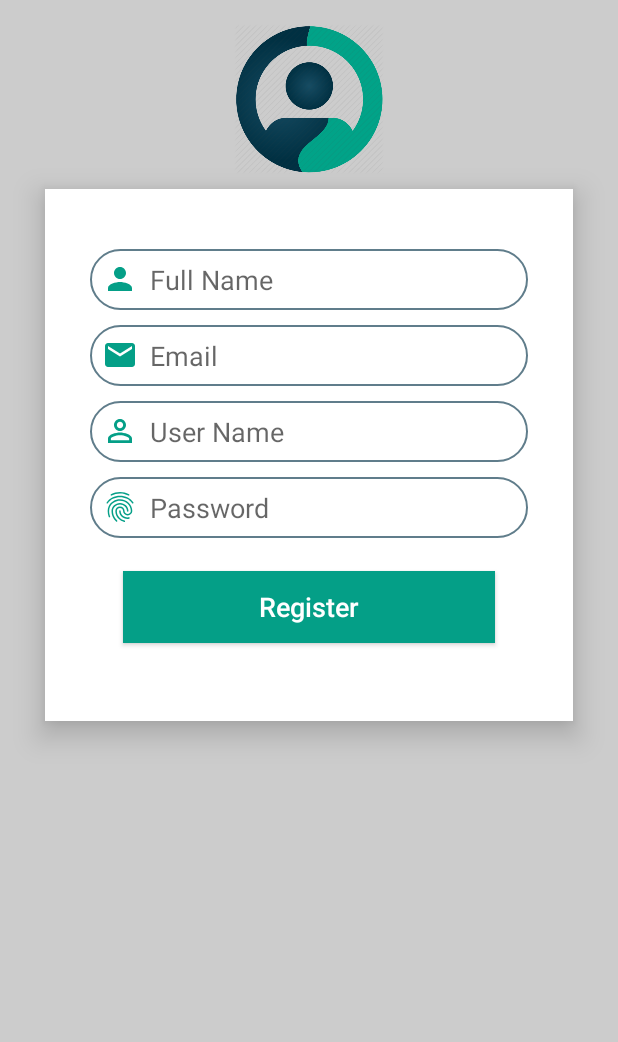
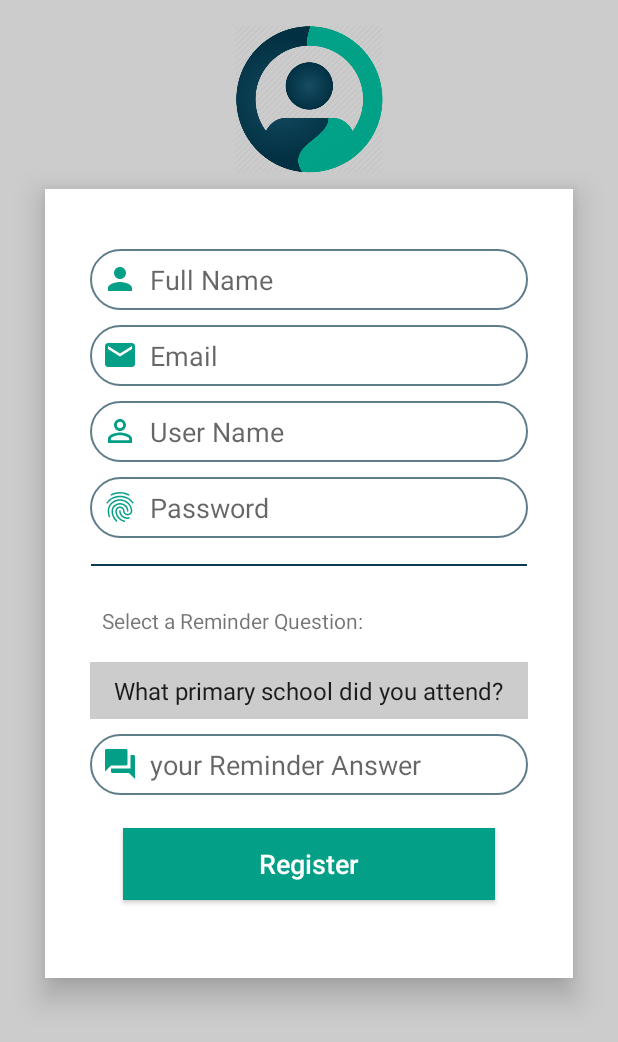
Before and after one commit to haya51033/HomePharmacyProject, an Android app: the layout register_activity.xml on its own in the app's theme, with its tools: preview values and no code run, on a phone screen of 412 x 824 dp. Shown: the top 1042 px of the screen. Run offline under Robolectric (Android 15) with nearby library versions, the phone set to English and light mode, and no system bars.

Commit message:
edit SDK

```diff
--- a/app/build.gradle
+++ b/app/build.gradle
@@ -4,7 +4,7 @@ android {
     compileSdkVersion 28
     defaultConfig {
         applicationId "com.example.android.homepharmacyproject"
-        minSdkVersion 23
+        minSdkVersion 22
         targetSdkVersion 28
         versionCode 1
         versionName "1.0"
--- a/app/src/main/AndroidManifest.xml
+++ b/app/src/main/AndroidManifest.xml
@@ -6,7 +6,7 @@
         android:allowBackup="true"
         android:icon="@drawable/logo"
         android:label="@string/app_name"
-        android:roundIcon="@mipmap/ic_launcher_round"
+        android:roundIcon="@drawable/logo"
         android:supportsRtl="true"
         android:theme="@style/AppTheme.NoActionBar">
         <activity android:name=".MainActivity"
--- a/app/src/main/java/com/example/android/homepharmacyproject/Activity/RegistrationActivity.java
+++ b/app/src/main/java/com/example/android/homepharmacyproject/Activity/RegistrationActivity.java
@@ -3,10 +3,13 @@ package com.example.android.homepharmacyproject.Activity;
 import android.os.Bundle;
 import android.support.annotation.Nullable;
 import android.support.v7.app.AppCompatActivity;
+import android.widget.TextView;
 
 import com.example.android.homepharmacyproject.R;
 
 public class RegistrationActivity extends AppCompatActivity {
+
+    TextView tv, tv1, tv2, tv3;
     @Override
     protected void onCreate(@Nullable Bundle savedInstanceState) {
         super.onCreate(savedInstanceState);
--- a/app/src/main/java/com/example/android/homepharmacyproject/MainActivity.java
+++ b/app/src/main/java/com/example/android/homepharmacyproject/MainActivity.java
@@ -1,6 +1,8 @@
 package com.example.android.homepharmacyproject;
 
 import android.content.Intent;
+import android.database.Cursor;
+import android.database.sqlite.SQLiteDatabase;
 import android.os.Bundle;
 import android.support.design.widget.FloatingActionButton;
 import android.support.design.widget.Snackbar;
@@ -13,16 +15,23 @@ import android.support.v7.app.AppCompatActivity;
 import android.support.v7.widget.Toolbar;
 import android.view.Menu;
 import android.view.MenuItem;
+import android.widget.Toast;
 
 import com.example.android.homepharmacyproject.Activity.HomeActivity;
+import com.example.android.homepharmacyproject.Activity.RegistrationActivity;
+import com.example.android.homepharmacyproject.Database.DB;
 
 public class MainActivity extends AppCompatActivity
         implements NavigationView.OnNavigationItemSelectedListener {
+
+    private SQLiteDatabase mDb;
+    private Cursor cur;
 
     @Override
     protected void onCreate(Bundle savedInstanceState) {
         super.onCreate(savedInstanceState);
         setContentView(R.layout.activity_main);
+
         Toolbar toolbar = (Toolbar) findViewById(R.id.toolbar);
         setSupportActionBar(toolbar);
 
@@ -44,9 +53,13 @@ public class MainActivity extends AppCompatActivity
         NavigationView navigationView = (NavigationView) findViewById(R.id.nav_view);
         navigationView.setNavigationItemSelectedListener(this);
 
+        //////CREATE DATABASE
+        DB dbHelper = new DB(this);
+        mDb = dbHelper.getWritableDatabase();
 
         /////////////////
-        Intent intent = new Intent(this, HomeActivity.class);
+
+        Intent intent = new Intent(this, RegistrationActivity.class);
         startActivity(intent);
 
 
--- /dev/null
+++ b/app/src/main/res/drawable/ic_question_answer_black_24dp.xml
@@ -0,0 +1,9 @@
+<vector xmlns:android="http://schemas.android.com/apk/res/android"
+        android:width="24dp"
+        android:height="24dp"
+        android:viewportWidth="24.0"
+        android:viewportHeight="24.0">
+    <path
+        android:fillColor="#FF000000"
+        android:pathData="M21,6h-2v9L6,15v2c0,0.55 0.45,1 1,1h11l4,4L22,7c0,-0.55 -0.45,-1 -1,-1zM17,12L17,3c0,-0.55 -0.45,-1 -1,-1L3,2c-0.55,0 -1,0.45 -1,1v14l4,-4h10c0.55,0 1,-0.45 1,-1z"/>
+</vector>
--- /dev/null
+++ b/app/src/main/res/drawable/line_shape.xml
@@ -0,0 +1,9 @@
+<?xml version="1.0" encoding="utf-8"?>
+<shape
+    xmlns:android="http://schemas.android.com/apk/res/android"
+    android:shape="line">
+    <stroke
+        android:width="1dp"
+        android:color="@color/colorPrimaryDark" />
+    <size android:height="2dp" />
+</shape>
--- a/app/src/main/res/layout/register_activity.xml
+++ b/app/src/main/res/layout/register_activity.xml
@@ -2,8 +2,7 @@
 <ScrollView xmlns:android="http://schemas.android.com/apk/res/android"
     android:layout_width="match_parent"
     android:layout_height="match_parent"
-    android:fillViewport="true"
-    >
+    android:fillViewport="true">
     <RelativeLayout xmlns:android="http://schemas.android.com/apk/res/android"
         android:layout_width="match_parent"
         android:layout_height="wrap_content"
@@ -109,6 +108,48 @@
                     android:drawableTint="@color/colorPrimary"
                     android:drawablePadding="8dp"/>
 
+                <LinearLayout
+                    android:layout_width="fill_parent"
+                    android:layout_height="wrap_content"
+                    android:background="@drawable/line_shape"
+                    android:layout_marginTop="10dp"
+                    android:layout_marginBottom="1dp"
+                    android:padding="8dp">
+                </LinearLayout>
+
+                    <TextView
+                        android:layout_width="fill_parent"
+                        android:layout_height="wrap_content"
+                        android:text="@string/reminder_question"
+                        android:id="@+id/tvAdultNum"
+                        android:layout_marginTop="10dp"
+                        android:padding="8dp"/>
+                    <Spinner
+                        android:id="@+id/spinner"
+                        android:layout_width="fill_parent"
+                        android:layout_height="wrap_content"
+                        android:drawSelectorOnTop="true"
+                        android:entries="@array/array_question"
+                        android:layout_marginTop="10dp"
+                        android:padding="8dp"
+                        android:background="@color/photo_placeholder"
+                        />
+                <EditText
+                    android:layout_width="fill_parent"
+                    android:layout_height="wrap_content"
+                    android:maxLines="1"
+                    android:inputType="text"
+                    android:ems="10"
+                    android:layout_marginTop="10dp"
+                    android:id="@+id/tvAnswer"
+                    android:hint="@string/reminder_answer"
+                    android:padding="8dp"
+                    android:background="@drawable/stroke"
+                    android:drawableStart="@drawable/ic_question_answer_black_24dp"
+                    android:drawableLeft="@drawable/ic_question_answer_black_24dp"
+                    android:drawableTint="@color/colorPrimary"
+                    android:drawablePadding="8dp"/>
+
 
                 <Button
                     android:id="@+id/btnRegister"
@@ -120,7 +161,8 @@
                     android:textAllCaps="false"
                     android:textColor="@color/white"
                     android:textSize="18sp"
-                    android:onClick="buttonOnClick1"/>
+                    />
+
             </LinearLayout>
         </RelativeLayout>
     </RelativeLayout>
--- a/app/src/main/res/values/strings.xml
+++ b/app/src/main/res/values/strings.xml
@@ -18,5 +18,15 @@
     <string name="nav_header_subtitle">android.studio@android.com</string>
     <string name="nav_header_desc">Navigation header</string>
     <string name="action_settings">Settings</string>
+    <string name="reminder_question">Select a Reminder Question:</string>
+    <string name="reminder_answer">your Reminder Answer</string>
+
+    <string-array name="array_question">
+
+        <item>What primary school did you attend?</item>
+        <item>In what town or city was your first full time job?</item>
+        <item>Your Mother Family Name?</item>
+        <item>What is the middle name of your oldest child?</item>
+    </string-array>
 
 </resources>
```
